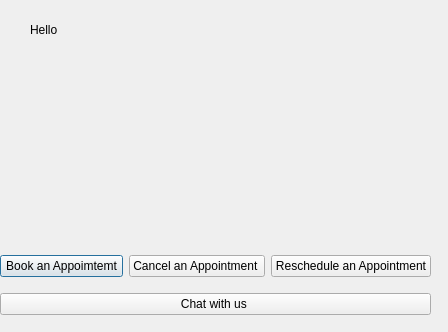
Old version of the form patientmanagmentwindow.ui in the repository habebasaad/group-project-hospital-.
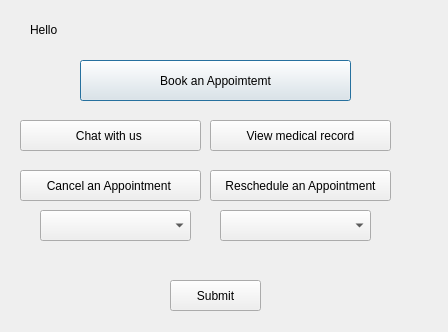
New version of the form.

Commit message: updates to tehe reschedule / cancel/chat/ booking an app

Patch:
```diff
--- a/patientmanagmentwindow.ui
+++ b/patientmanagmentwindow.ui
@@ -33,8 +33,8 @@
   <widget class="QLabel" name="labelUsername">
    <property name="geometry">
     <rect>
-     <x>90</x>
-     <y>20</y>
+     <x>100</x>
+     <y>10</y>
      <width>91</width>
      <height>21</height>
     </rect>
@@ -43,66 +43,103 @@
     <string/>
    </property>
   </widget>
-  <widget class="QLabel" name="labelImage">
+  <widget class="QPushButton" name="pushButtonBook">
    <property name="geometry">
     <rect>
-     <x>40</x>
+     <x>80</x>
      <y>60</y>
-     <width>341</width>
-     <height>151</height>
+     <width>271</width>
+     <height>41</height>
     </rect>
    </property>
    <property name="text">
-    <string/>
+    <string>Book an Appoimtemt</string>
    </property>
   </widget>
-  <widget class="QWidget" name="">
+  <widget class="QPushButton" name="pushButtonCancel">
    <property name="geometry">
     <rect>
-     <x>0</x>
-     <y>245</y>
-     <width>431</width>
-     <height>81</height>
+     <x>20</x>
+     <y>170</y>
+     <width>181</width>
+     <height>31</height>
     </rect>
    </property>
-   <layout class="QVBoxLayout" name="verticalLayout">
-    <item>
-     <layout class="QHBoxLayout" name="horizontalLayout_2">
-      <item>
-       <widget class="QPushButton" name="pushButtonBook">
-        <property name="text">
-         <string>Book an Appoimtemt</string>
-        </property>
-       </widget>
-      </item>
-      <item>
-       <widget class="QPushButton" name="pushButtonCancel">
-        <property name="text">
-         <string>Cancel an Appointment </string>
-        </property>
-       </widget>
-      </item>
-      <item>
-       <widget class="QPushButton" name="pushButtonReschedule">
-        <property name="text">
-         <string>Reschedule an Appointment</string>
-        </property>
-       </widget>
-      </item>
-     </layout>
-    </item>
-    <item>
-     <layout class="QHBoxLayout" name="horizontalLayout">
-      <item>
-       <widget class="QPushButton" name="pushButtonChat">
-        <property name="text">
-         <string>Chat with us </string>
-        </property>
-       </widget>
-      </item>
-     </layout>
-    </item>
-   </layout>
+   <property name="text">
+    <string>Cancel an Appointment </string>
+   </property>
+  </widget>
+  <widget class="QPushButton" name="pushButtonReschedule">
+   <property name="geometry">
+    <rect>
+     <x>210</x>
+     <y>170</y>
+     <width>181</width>
+     <height>31</height>
+    </rect>
+   </property>
+   <property name="text">
+    <string>Reschedule an Appointment</string>
+   </property>
+  </widget>
+  <widget class="QPushButton" name="pushButtonMedical_Record">
+   <property name="geometry">
+    <rect>
+     <x>210</x>
+     <y>120</y>
+     <width>181</width>
+     <height>31</height>
+    </rect>
+   </property>
+   <property name="text">
+    <string>View medical record</string>
+   </property>
+  </widget>
+  <widget class="QPushButton" name="pushButtonChat">
+   <property name="geometry">
+    <rect>
+     <x>20</x>
+     <y>120</y>
+     <width>181</width>
+     <height>31</height>
+    </rect>
+   </property>
+   <property name="text">
+    <string>Chat with us </string>
+   </property>
+  </widget>
+  <widget class="QComboBox" name="comboBoxReschedule">
+   <property name="geometry">
+    <rect>
+     <x>220</x>
+     <y>210</y>
+     <width>151</width>
+     <height>31</height>
+    </rect>
+   </property>
+  </widget>
+  <widget class="QComboBox" name="comboBoxCancel">
+   <property name="geometry">
+    <rect>
+     <x>40</x>
+     <y>210</y>
+     <width>151</width>
+     <height>31</height>
+    </rect>
+   </property>
+  </widget>
+  <widget class="QPushButton" name="pushButtonSubmit">
+   <property name="geometry">
+    <rect>
+     <x>170</x>
+     <y>280</y>
+     <width>91</width>
+     <height>31</height>
+    </rect>
+   </property>
+   <property name="text">
+    <string>Submit</string>
+   </property>
   </widget>
  </widget>
  <resources/>
```
The commit also changes 16 other files.
